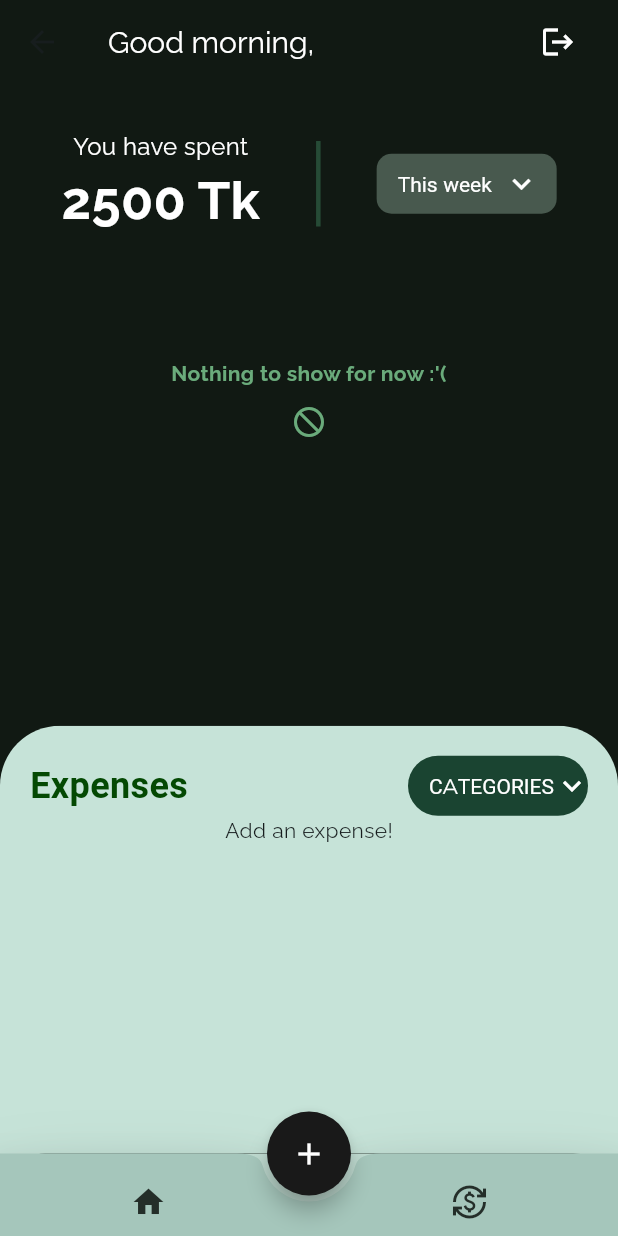
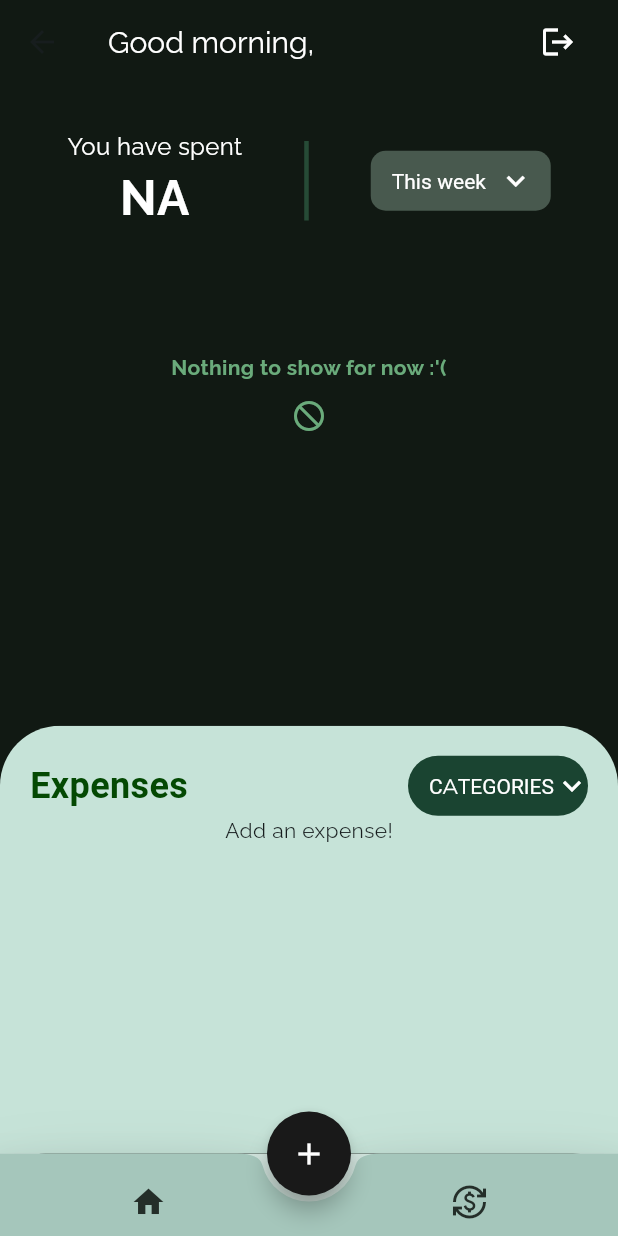
Before and after one commit to ishraqfatin/taka-tracker, a Flutter app: the CurrencyConverterScreen screen opened by its route, after a tap on the "home" icon, on a phone screen of 412 x 824 dp. Run offline on Flutter 3.47's test engine with Material 3 defaults, Android fonts, the light colour scheme and no system bars; our stand-ins replace cloud_firestore, firebase_auth, firebase_core, fl_chart, flutter_slidable, google_fonts; accounts and stored records are empty.

Commit message:
refactor: filter chart data by week,month,year and show total amount.

```diff
--- a/taka_tracker/lib/screens/dashboard.dart
+++ b/taka_tracker/lib/screens/dashboard.dart
@@ -1,3 +1,4 @@
+import 'dart:convert';
 import 'package:cloud_firestore/cloud_firestore.dart';
 import 'package:flutter/material.dart';
 import 'package:firebase_auth/firebase_auth.dart';
@@ -21,7 +22,7 @@ class _DashboardScreenState extends State<StatefulWidget> {
   final currentUser = FirebaseAuth.instance.currentUser;
   final databaseService = DatabaseService();
   final firebase = FirebaseFirestore.instance;
-  String _selectedBarChartFilter = 'This week';
+  String _selectedBarChartFilter = 'week';
   String _selectedExpenseListCategory = 'categories';
 
   String jsonData = '';
@@ -51,21 +52,24 @@ class _DashboardScreenState extends State<StatefulWidget> {
 
   void getChartData() async {
     try {
-      String fetchedData =
-          await DatabaseService().mapUserExpenseSnapshotToChartJson();
+      String fetchedData = await DatabaseService()
+          .mapUserExpenseSnapshotToChartJson(
+              timeRange: _selectedBarChartFilter);
 
-      setState(() {
-        jsonData = fetchedData;
-      });
+      setState(
+        () {
+          jsonData = fetchedData;
+        },
+      );
     } catch (error) {
       print(error);
     }
   }
 
   final _barCharItems = [
-    'This week',
-    'This month',
-    'This year',
+    'week',
+    'month',
+    'year',
   ];
 
   final _expenseListItems = [
@@ -102,12 +106,7 @@ class _DashboardScreenState extends State<StatefulWidget> {
     String greeting = _getGreeting();
 
     return Scaffold(
-      backgroundColor: const Color.fromARGB(
-        255,
-        198,
-        227,
-        216,
-      ),
+      backgroundColor: const Color.fromARGB(170, 198, 227, 216),
       appBar: AppBar(
         title: Row(
           mainAxisAlignment: MainAxisAlignment.spaceBetween,
@@ -120,6 +119,8 @@ class _DashboardScreenState extends State<StatefulWidget> {
                 ),
                 Text(
                   currentUser!.displayName.toString(),
+                  maxLines: 1,
+                  overflow: TextOverflow.fade,
                   style: const TextStyle(
                     fontSize: 20.0,
                     color: Colors.white,
@@ -166,16 +167,21 @@ class _DashboardScreenState extends State<StatefulWidget> {
                 child: Row(
                   mainAxisAlignment: MainAxisAlignment.spaceEvenly,
                   children: [
-                    const Column(
+                    Column(
                       children: [
-                        Text(
+                        const Text(
                           'You have spent',
                           style: TextStyle(fontSize: 16.0, color: Colors.white),
                         ),
                         Text(
-                          '2500 Tk',
-                          style: TextStyle(
-                            fontSize: 35.0,
+                          jsonData != ''
+                              ? jsonDecode(jsonData)['totalAmount']
+                                  .toStringAsFixed(0)
+                              : "NA",
+                          maxLines: 1,
+                          overflow: TextOverflow.fade,
+                          style: const TextStyle(
+                            fontSize: 32.0,
                             color: Colors.white,
                             fontWeight: FontWeight.bold,
                           ),
@@ -209,12 +215,13 @@ class _DashboardScreenState extends State<StatefulWidget> {
                           items: _barCharItems.map((String item) {
                             return DropdownMenuItem(
                               value: item,
-                              child: Text(item),
+                              child: Text("This " + item),
                             );
                           }).toList(),
                           onChanged: (value) {
                             setState(() {
                               _selectedBarChartFilter = value!;
+                              getChartData();
                             });
                           },
                           icon: const Icon(Icons.keyboard_arrow_down),
--- a/taka_tracker/lib/services/database.dart
+++ b/taka_tracker/lib/services/database.dart
@@ -66,27 +66,67 @@ class DatabaseService {
     } catch (error) {}
   }
 
-  Future<String> mapUserExpenseSnapshotToChartJson() async {
+  Future<String> mapUserExpenseSnapshotToChartJson({
+    required String? timeRange,
+  }) async {
     // String? userId = auth.currentUser?.uid;
 
-    QuerySnapshot snapshot = await firebase
+    final expensesCollection = FirebaseFirestore.instance
         .collection('users')
         .doc(userId)
-        .collection('expenses')
+        .collection('expenses');
+
+    DateTime start;
+    DateTime end;
+    double sum = 0;
+
+    if (timeRange == 'week') {
+      final now = DateTime.now();
+      final sundayStart = now.subtract(Duration(days: now.weekday));
+      start = DateTime(sundayStart.year, sundayStart.month, sundayStart.day);
+      end = start.add(const Duration(days: 7));
+    } else if (timeRange == 'year') {
+      final now = DateTime.now();
+      start = DateTime(now.year, 1, 1);
+      end = DateTime(now.year + 1, 1, 1);
+    } else if (timeRange == 'month') {
+      final now = DateTime.now();
+      start = DateTime(now.year, now.month, 1);
+      end = DateTime(now.year, now.month + 1, 1);
+    } else {
+      start = DateTime.now();
+      end = DateTime.now();
+    }
+
+// Query expenses within the specified time range
+    final querySnapshot = await expensesCollection
+        .where('time', isGreaterThanOrEqualTo: start)
+        .where('time', isLessThan: end)
         .get();
 
-    if (snapshot.docs.isNotEmpty) {
+    // QuerySnapshot snapshot = await firebase
+    //     .collection('users')
+    //     .doc(userId)
+    //     .collection('expenses')
+    //     .get();
+
+    if (querySnapshot.docs.isNotEmpty) {
       List<Map<String, dynamic>> dataList = [];
 
-      for (var doc in snapshot.docs) {
+      for (var doc in querySnapshot.docs) {
         dataList.add({
           "category": doc['category'],
           "price": doc['price'],
         });
       }
 
+      for (var doc in querySnapshot.docs) {
+        sum += doc['price'];
+      }
+
       Map<String, dynamic> jsonData = {
         "data": dataList,
+        "totalAmount": sum
       };
       return json.encode(jsonData);
     }
```
